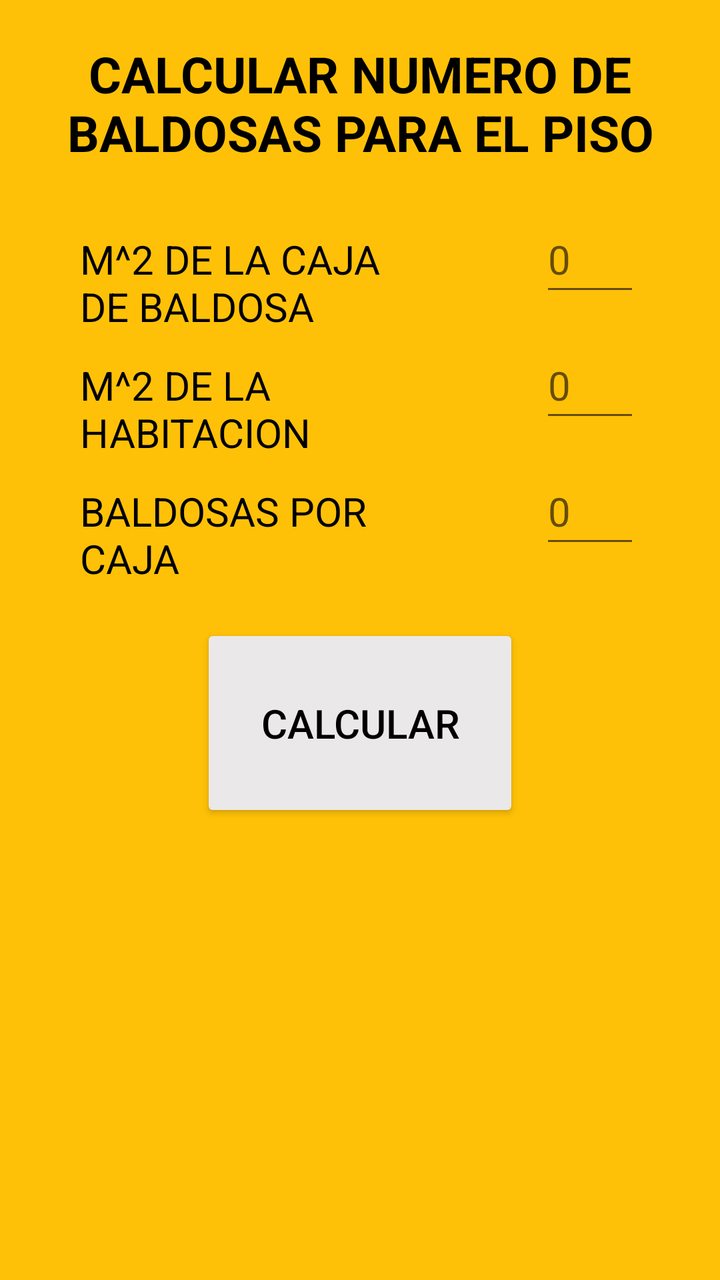
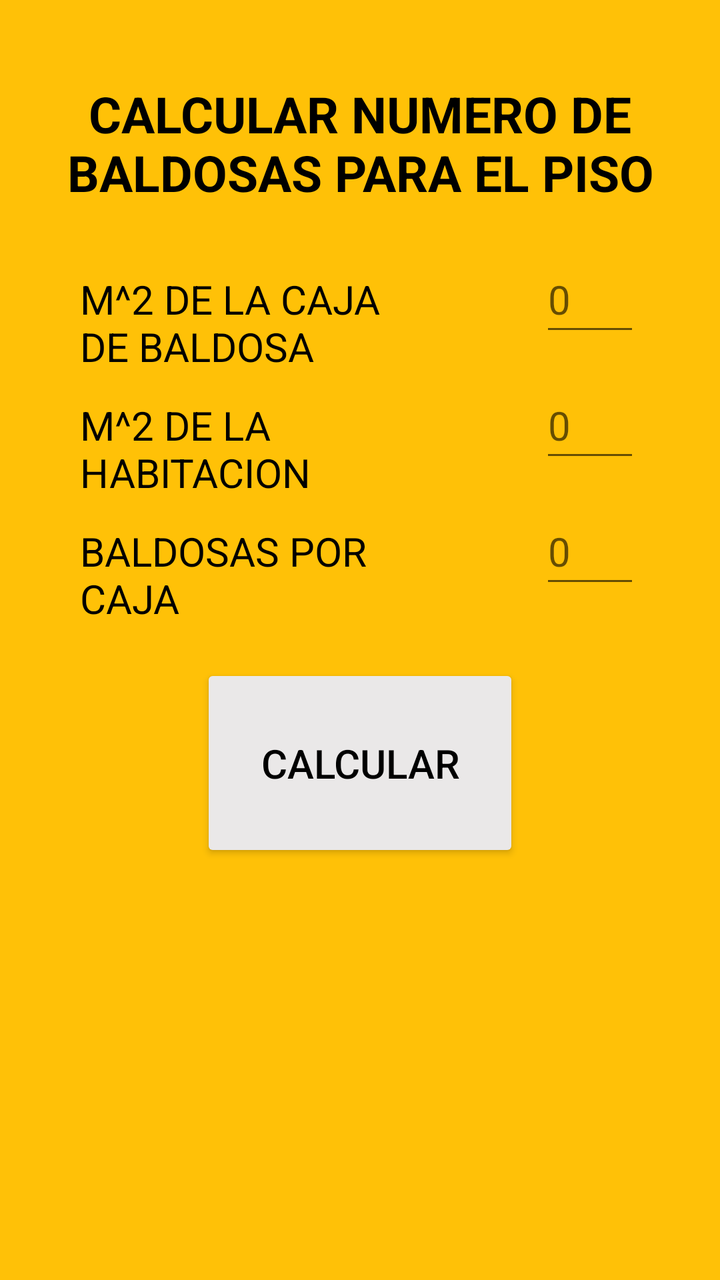

An Android layout rendered at two revisions. The XML below is the earlier revision; the diff shows what the commit changed to produce the second picture.
<!-- AndroidManifest.xml: application theme Theme.CalculadorDeMateriales -->
<!-- res/layout/fragment_piso.xml -->
<?xml version="1.0" encoding="utf-8"?>
<GridLayout
    xmlns:android="http://schemas.android.com/apk/res/android"
    xmlns:tools="http://schemas.android.com/tools"
    android:layout_width="match_parent"
    android:layout_height="match_parent"
    android:rowCount="6"
    android:columnCount="2"
    tools:context=".presentation.mvvm.ui.PisoFragment">

    <TextView
        android:layout_columnSpan="2"
        android:layout_row="0"
        android:text="@string/tv_cinco"
        android:textStyle = "bold"
        style="@style/MyTitleAndResult" />

    <TextView
        android:layout_column="0"
        android:layout_row="1"
        android:text="@string/tv_seis"
        style="@style/MyTextView" />

    <EditText
        android:id="@+id/editM2DeCajaBaldosas"
        style="@style/MyEditText"
        android:layout_row="1"
        android:layout_column="1"
        android:autofillHints="username"
        tools:ignore="LabelFor,DuplicateSpeakableTextCheck" />

    <TextView
        android:layout_column="0"
        android:layout_row="2"
        android:text="@string/tv_siete"
        style="@style/MyTextView" />
    <EditText
        android:id="@+id/editM2DeLaHabitacion"
        android:layout_column="1"
        android:layout_row="2"
        style="@style/MyEditText"
        android:autofillHints="username"
        tools:ignore="LabelFor" />

    <TextView
        android:layout_column="0"
        android:layout_row="3"
        android:text="@string/tv_ocho"
        style="@style/MyTextView" />
    <EditText
        android:id="@+id/editBaldosasPorCaja"
        android:layout_column="1"
        android:layout_row="3"
        style="@style/MyEditText"
        android:autofillHints="username"
        tools:ignore="LabelFor" />

    <Button
        android:id="@+id/btnCalcular"
        android:layout_row="4"
        android:layout_columnSpan="2"
        android:text="@string/button_calcular"
        style="@style/MyButton"/>

    <TextView
        android:id="@+id/result"
        android:layout_columnSpan="2"
        android:layout_row="5"
        style="@style/MyTitleAndResult"/>

</GridLayout>
<!-- resources referenced by this layout -->
<resources>
  <string name="button_calcular">CALCULAR</string>
  <string name="tv_cinco">CALCULAR NUMERO DE BALDOSAS PARA EL PISO</string>
  <string name="tv_ocho">BALDOSAS POR\nCAJA</string>
  <string name="tv_seis">M^2 DE LA CAJA\nDE BALDOSA</string>
  <string name="tv_siete">M^2 DE LA\nHABITACION</string>
  <style name="MyButton" parent="Widget.AppCompat.Button">
          <item name="android:layout_margin">20dp</item>
          <item name="android:layout_width">wrap_content</item>
          <item name="android:layout_height">wrap_content</item>
          <item name="android:layout_gravity">center</item>
          <item name="android:textAlignment">center</item>
          <item name="android:padding">30dp</item>
          <item name="android:textSize">20sp</item>
      </style>
  <style name="MyEditText" parent="Widget.AppCompat.EditText">
          <item name="android:layout_marginEnd">40dp</item>
          <item name="android:layout_width">50dp</item>
          <item name="android:layout_height">50dp</item>
          <item name="android:layout_gravity">end</item>
          <item name="android:maxLength">6</item>
          <item name="android:textAlignment">textStart</item>
          <item name="android:textSize">20sp</item>
          <item name="android:hint">@string/tv_vacio</item>
          <item name="android:inputType">numberDecimal</item>
      </style>
  <style name="MyTextView" parent="Widget.AppCompat.TextView">
          <item name="android:layout_marginStart">40dp</item>
          <item name="android:layout_width">wrap_content</item>
          <item name="android:layout_height">50dp</item>
          <item name="android:layout_gravity">start</item>
          <item name="android:textAlignment">textStart</item>
          <item name="android:textSize">20sp</item>
      </style>
  <style name="MyTitleAndResult" parent="Widget.AppCompat.TextView">
          <item name="android:layout_margin">20dp</item>
          <item name="android:layout_width">match_parent</item>
          <item name="android:layout_height">wrap_content</item>
          <item name="android:layout_gravity">center</item>
          <item name="android:textAlignment">center</item>
          <item name="android:textSize">25sp</item>
      </style>
  <style name="Theme.CalculadorDeMateriales" parent="Theme.MaterialComponents.DayNight.NoActionBar">
          
          <item name="colorPrimary">@color/colorPrimaryLight</item>
          <item name="colorPrimaryVariant">@color/colorPrimaryVariantLight</item>
          <item name="colorOnPrimary">?attr/colorOnSecondary</item>
          
          <item name="colorSecondary">@color/colorSecondaryLight</item>
          <item name="colorSecondaryVariant">@color/colorSecondaryVariantLight</item>
          <item name="colorOnSecondary">@color/colorOnSecondaryLight</item>
          
          <item name="android:statusBarColor">?attr/colorPrimaryVariant</item>
          
          <item name="android:windowBackground">@color/colorOnBackgroundLight</item>
          <item name="android:textColor">?attr/colorOnSecondary</item>
      </style>
  <string name="tv_vacio">0</string>
  <color name="colorPrimaryLight">#FFEAE8E8</color>
  <color name="colorPrimaryVariantLight">#FFB9B8B8</color>
  <color name="colorSecondaryLight">#FF03DAC5</color>
  <color name="colorSecondaryVariantLight">#FF018786</color>
  <color name="colorOnSecondaryLight">#FF000000</color>
  <color name="colorOnBackgroundLight">#FFFFC107</color>
</resources>

<!-- the commit's change to res/layout/fragment_piso.xml (unified diff, before → after) -->
@@ -4,6 +4,7 @@
     xmlns:tools="http://schemas.android.com/tools"
     android:layout_width="match_parent"
     android:layout_height="match_parent"
+    android:paddingTop="@dimen/short1_dp"
     android:rowCount="6"
     android:columnCount="2"
     tools:context=".presentation.mvvm.ui.PisoFragment">
<!-- resource entries referenced after the edit -->
@@ -1,5 +1,6 @@
 <!-- resources referenced by this layout -->
 <resources>
+  <dimen name="short1_dp">20dp</dimen>
   <string name="button_calcular">CALCULAR</string>
   <string name="tv_cinco">CALCULAR NUMERO DE BALDOSAS PARA EL PISO</string>
   <string name="tv_ocho">BALDOSAS POR\nCAJA</string>
